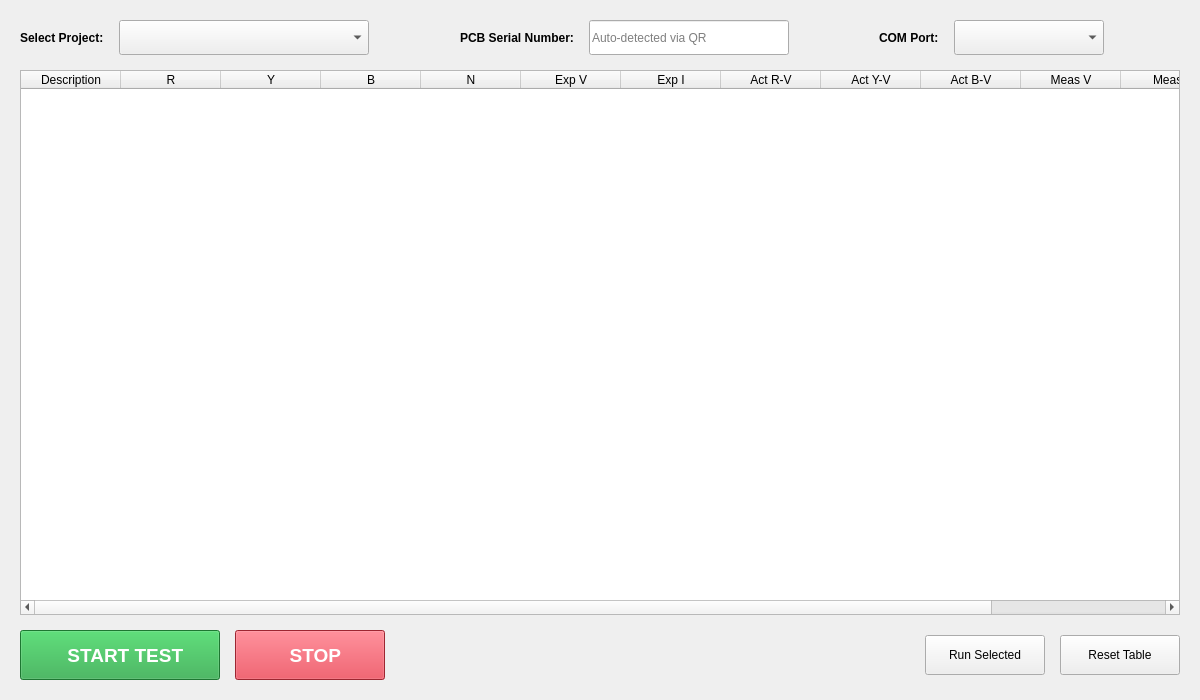
SuryaPrasathB/Comminent-PCB-Tester, file new_ui/forms/execution.ui: the form before one commit.
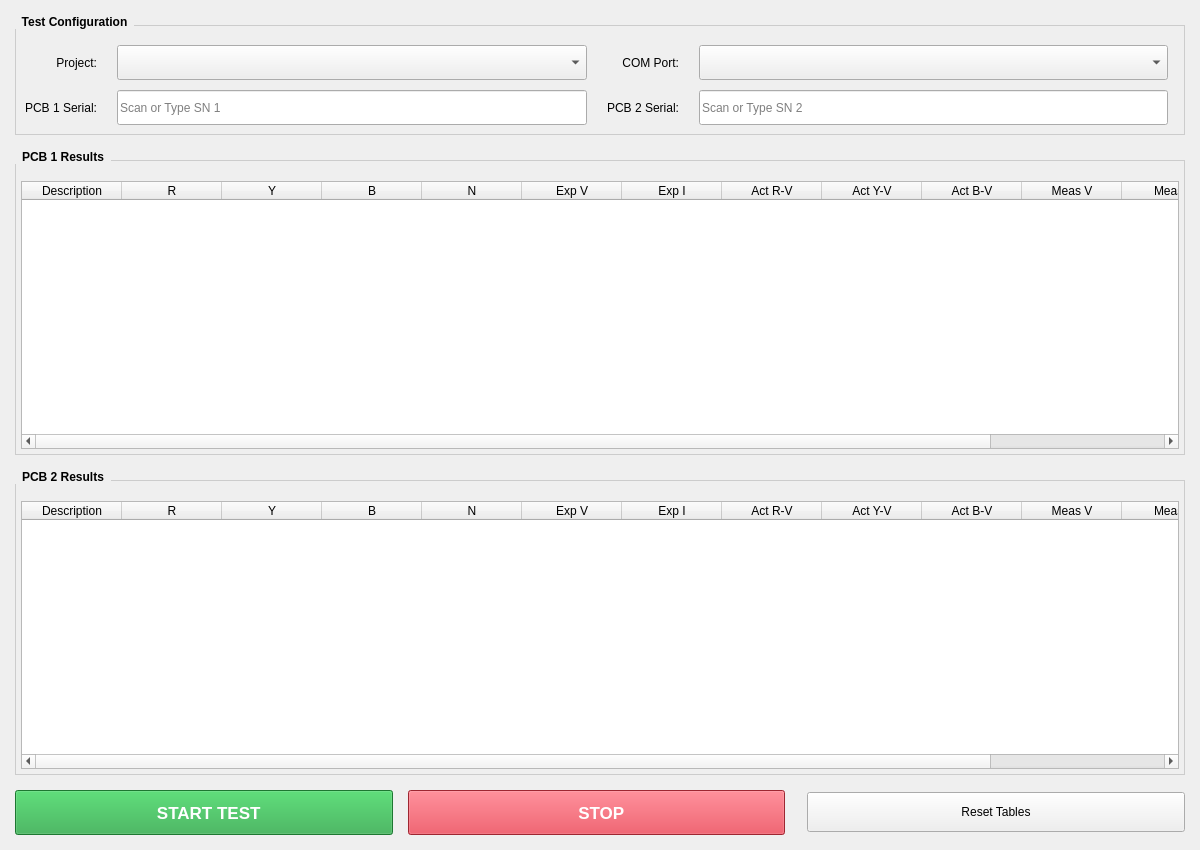
The form after the commit.

Commit message: Refactor Execution View for Dual-PCB Testing

```diff
--- a/new_ui/forms/execution.ui
+++ b/new_ui/forms/execution.ui
@@ -7,45 +7,55 @@
     <x>0</x>
     <y>0</y>
     <width>1200</width>
-    <height>700</height>
+    <height>850</height>
    </rect>
   </property>
   <layout class="QVBoxLayout" name="mainLayout">
    <property name="leftMargin">
-    <number>20</number>
+    <number>15</number>
    </property>
    <property name="topMargin">
-    <number>20</number>
+    <number>15</number>
    </property>
    <property name="rightMargin">
-    <number>20</number>
+    <number>15</number>
    </property>
    <property name="bottomMargin">
+    <number>15</number>
+   </property>
+   <property name="spacing">
+    <number>15</number>
+   </property>
+
+   <!-- CONTROLS SECTION -->
+   <item>
+    <widget class="QGroupBox" name="groupBox_controls">
+     <property name="title">
+      <string>Test Configuration</string>
+     </property>
+     <property name="styleSheet">
+      <string notr="true">QGroupBox { font-weight: bold; border: 1px solid #ccc; margin-top: 10px; padding-top: 10px; } QGroupBox::title { subcontrol-origin: margin; subcontrol-position: top left; padding: 0 5px; }</string>
+     </property>
+     <layout class="QGridLayout" name="gridLayout_controls">
+      <property name="horizontalSpacing">
     <number>20</number>
    </property>
-   <property name="spacing">
-    <number>15</number>
+      <property name="verticalSpacing">
+       <number>10</number>
    </property>
 
-   <!-- TOP SECTION: Single Row -->
-   <item>
-    <layout class="QHBoxLayout" name="topLayout">
-     <property name="spacing">
-      <number>15</number>
-     </property>
-
-     <!-- Group 1: Project -->
-     <item>
+      <!-- Row 0: Project & COM -->
+      <item row="0" column="0">
         <widget class="QLabel" name="label_project">
             <property name="text">
-                <string>Select Project:</string>
-            </property>
-            <property name="styleSheet">
-                <string notr="true">font-weight: bold;</string>
+         <string>Project:</string>
+        </property>
+        <property name="alignment">
+         <set>Qt::AlignRight|Qt::AlignTrailing|Qt::AlignVCenter</set>
             </property>
         </widget>
      </item>
-     <item>
+      <item row="0" column="1">
         <widget class="QComboBox" name="comboBox_projects">
             <property name="minimumSize">
                 <size>
@@ -56,74 +66,17 @@
         </widget>
      </item>
 
-     <item>
-      <spacer name="horizontalSpacer_1">
-       <property name="orientation">
-        <enum>Qt::Horizontal</enum>
-       </property>
-       <property name="sizeHint" stdset="0">
-        <size>
-         <width>20</width>
-         <height>20</height>
-        </size>
-       </property>
-      </spacer>
-     </item>
-
-     <!-- Group 2: Serial -->
-     <item>
-        <widget class="QLabel" name="label_serial">
-            <property name="text">
-                <string>PCB Serial Number:</string>
-            </property>
-            <property name="styleSheet">
-                <string notr="true">font-weight: bold;</string>
-            </property>
-        </widget>
-     </item>
-     <item>
-        <widget class="QLineEdit" name="lineEdit_pcbSerial">
-            <property name="minimumSize">
-                <size>
-                    <width>200</width>
-                    <height>35</height>
-                </size>
-            </property>
-            <property name="readOnly">
-                <bool>true</bool>
-            </property>
-            <property name="placeholderText">
-                <string>Auto-detected via QR</string>
-            </property>
-        </widget>
-     </item>
-
-     <item>
-      <spacer name="horizontalSpacer_2">
-       <property name="orientation">
-        <enum>Qt::Horizontal</enum>
-       </property>
-       <property name="sizeHint" stdset="0">
-        <size>
-         <width>20</width>
-         <height>20</height>
-        </size>
-       </property>
-      </spacer>
-     </item>
-
-     <!-- Group 3: COM -->
-     <item>
+      <item row="0" column="2">
         <widget class="QLabel" name="label_com">
             <property name="text">
                 <string>COM Port:</string>
             </property>
-            <property name="styleSheet">
-                <string notr="true">font-weight: bold;</string>
+        <property name="alignment">
+         <set>Qt::AlignRight|Qt::AlignTrailing|Qt::AlignVCenter</set>
             </property>
         </widget>
      </item>
-     <item>
+      <item row="0" column="3">
         <widget class="QComboBox" name="comboBox_comPort">
             <property name="minimumSize">
                 <size>
@@ -133,34 +86,94 @@
             </property>
         </widget>
      </item>
-
-     <item>
-      <spacer name="horizontalSpacer_end">
-       <property name="orientation">
-        <enum>Qt::Horizontal</enum>
-       </property>
-       <property name="sizeHint" stdset="0">
-        <size>
-         <width>40</width>
-         <height>20</height>
-        </size>
-       </property>
+      
+      <item row="0" column="4">
+        <spacer name="hSpacer_0">
+         <property name="orientation"><enum>Qt::Horizontal</enum></property>
       </spacer>
      </item>
 
-    </layout>
+      <!-- Row 1: Serials -->
+      <item row="1" column="0">
+       <widget class="QLabel" name="label_sn1">
+        <property name="text">
+         <string>PCB 1 Serial:</string>
+        </property>
+        <property name="alignment">
+         <set>Qt::AlignRight|Qt::AlignTrailing|Qt::AlignVCenter</set>
+        </property>
+       </widget>
+      </item>
+      <item row="1" column="1">
+       <widget class="QLineEdit" name="lineEdit_pcbSerial_1">
+        <property name="placeholderText">
+         <string>Scan or Type SN 1</string>
+        </property>
+        <property name="minimumSize">
+         <size>
+          <width>200</width>
+          <height>35</height>
+         </size>
+        </property>
+       </widget>
+      </item>
+
+      <item row="1" column="2">
+       <widget class="QLabel" name="label_sn2">
+        <property name="text">
+         <string>PCB 2 Serial:</string>
+        </property>
+        <property name="alignment">
+         <set>Qt::AlignRight|Qt::AlignTrailing|Qt::AlignVCenter</set>
+        </property>
+       </widget>
+      </item>
+      <item row="1" column="3">
+       <widget class="QLineEdit" name="lineEdit_pcbSerial_2">
+        <property name="placeholderText">
+         <string>Scan or Type SN 2</string>
+        </property>
+        <property name="minimumSize">
+         <size>
+          <width>200</width>
+          <height>35</height>
+         </size>
+        </property>
+       </widget>
+      </item>
+
+     </layout>
+    </widget>
    </item>
 
-   <!-- MIDDLE SECTION: Table -->
+   <!-- RESULTS 1 -->
    <item>
-    <widget class="QTableWidget" name="tableWidget_results">
+    <widget class="QGroupBox" name="groupBox_results_1">
+     <property name="title">
+      <string>PCB 1 Results</string>
+     </property>
+     <property name="styleSheet">
+      <string notr="true">QGroupBox { font-weight: bold; border: 1px solid #ccc; margin-top: 10px; } QGroupBox::title { subcontrol-origin: margin; subcontrol-position: top left; padding: 0 5px; }</string>
+     </property>
+     <property name="sizePolicy">
+      <sizepolicy hsizetype="Preferred" vsizetype="Expanding">
+       <horstretch>0</horstretch>
+       <verstretch>1</verstretch>
+      </sizepolicy>
+     </property>
+     <layout class="QVBoxLayout" name="layout_res1">
+      <property name="leftMargin"><number>5</number></property>
+      <property name="topMargin"><number>20</number></property>
+      <property name="rightMargin"><number>5</number></property>
+      <property name="bottomMargin"><number>5</number></property>
+      <item>
+       <widget class="QTableWidget" name="tableWidget_results_1">
      <property name="columnCount">
       <number>13</number>
      </property>
      <attribute name="horizontalHeaderStretchLastSection">
       <bool>true</bool>
      </attribute>
-     <!-- Columns preserved from original -->
      <column><property name="text"><string>Description</string></property></column>
      <column><property name="text"><string>R</string></property></column>
      <column><property name="text"><string>Y</string></property></column>
@@ -176,90 +189,113 @@
      <column><property name="text"><string>Result</string></property></column>
     </widget>
    </item>
+     </layout>
+    </widget>
+   </item>
 
-   <!-- BOTTOM SECTION: Buttons -->
+   <!-- RESULTS 2 -->
    <item>
-    <layout class="QHBoxLayout" name="bottomLayout">
-     <property name="spacing">
-      <number>15</number>
+    <widget class="QGroupBox" name="groupBox_results_2">
+     <property name="title">
+      <string>PCB 2 Results</string>
      </property>
+     <property name="styleSheet">
+      <string notr="true">QGroupBox { font-weight: bold; border: 1px solid #ccc; margin-top: 10px; } QGroupBox::title { subcontrol-origin: margin; subcontrol-position: top left; padding: 0 5px; }</string>
+     </property>
+     <property name="sizePolicy">
+      <sizepolicy hsizetype="Preferred" vsizetype="Expanding">
+       <horstretch>0</horstretch>
+       <verstretch>1</verstretch>
+      </sizepolicy>
+     </property>
+     <layout class="QVBoxLayout" name="layout_res2">
+      <property name="leftMargin"><number>5</number></property>
+      <property name="topMargin"><number>20</number></property>
+      <property name="rightMargin"><number>5</number></property>
+      <property name="bottomMargin"><number>5</number></property>
+      <item>
+       <widget class="QTableWidget" name="tableWidget_results_2">
+        <property name="columnCount">
+         <number>13</number>
+        </property>
+        <attribute name="horizontalHeaderStretchLastSection">
+         <bool>true</bool>
+        </attribute>
+        <column><property name="text"><string>Description</string></property></column>
+        <column><property name="text"><string>R</string></property></column>
+        <column><property name="text"><string>Y</string></property></column>
+        <column><property name="text"><string>B</string></property></column>
+        <column><property name="text"><string>N</string></property></column>
+        <column><property name="text"><string>Exp V</string></property></column>
+        <column><property name="text"><string>Exp I</string></property></column>
+        <column><property name="text"><string>Act R-V</string></property></column>
+        <column><property name="text"><string>Act Y-V</string></property></column>
+        <column><property name="text"><string>Act B-V</string></property></column>
+        <column><property name="text"><string>Meas V</string></property></column>
+        <column><property name="text"><string>Meas I</string></property></column>
+        <column><property name="text"><string>Result</string></property></column>
+       </widget>
+      </item>
+     </layout>
+    </widget>
+   </item>
 
+   <!-- BOTTOM BUTTONS -->
+   <item>
+    <layout class="QHBoxLayout" name="horizontalLayout_buttons">
      <item>
       <widget class="QPushButton" name="pushButton_start">
-       <property name="minimumSize">
-        <size>
-         <width>200</width>
-         <height>50</height>
-        </size>
-       </property>
-       <property name="styleSheet">
-        <string notr="true">background-color: #28a745; color: white; font-size: 14pt; font-weight: bold;</string>
-       </property>
        <property name="text">
         <string>  START TEST</string>
        </property>
+       <property name="minimumSize">
+        <size>
+         <width>160</width>
+         <height>45</height>
+        </size>
+       </property>
+       <property name="styleSheet">
+        <string notr="true">background-color: #28a745; color: white; font-weight: bold; font-size: 13pt;</string>
+       </property>
       </widget>
      </item>
      <item>
       <widget class="QPushButton" name="pushButton_stop">
-       <property name="minimumSize">
-        <size>
-         <width>150</width>
-         <height>50</height>
-        </size>
-       </property>
-       <property name="styleSheet">
-        <string notr="true">background-color: #dc3545; color: white; font-weight: bold; font-size: 14pt;</string>
-       </property>
        <property name="text">
         <string>  STOP</string>
        </property>
-      </widget>
-     </item>
-
-     <item>
-      <spacer name="horizontalSpacer_bottom">
-       <property name="orientation">
-        <enum>Qt::Horizontal</enum>
-       </property>
-       <property name="sizeHint" stdset="0">
-        <size>
-         <width>40</width>
-         <height>20</height>
-        </size>
-       </property>
-      </spacer>
-     </item>
-
-     <item>
-        <widget class="QPushButton" name="pushButton_runOne">
-            <property name="text">
-                <string>Run Selected</string>
-            </property>
              <property name="minimumSize">
               <size>
-               <width>120</width>
-               <height>40</height>
-              </size>
-             </property>
+         <width>130</width>
+         <height>45</height>
+        </size>
+       </property>
+       <property name="styleSheet">
+        <string notr="true">background-color: #dc3545; color: white; font-weight: bold; font-size: 13pt;</string>
+       </property>
         </widget>
      </item>
+     <item>
+      <spacer name="hSpacer_btns">
+       <property name="orientation"><enum>Qt::Horizontal</enum></property>
+      </spacer>
+     </item>
      <item>
         <widget class="QPushButton" name="pushButton_reset">
             <property name="text">
-                <string>Reset Table</string>
+        <string>Reset Tables</string>
             </property>
              <property name="minimumSize">
               <size>
-               <width>120</width>
+         <width>130</width>
                <height>40</height>
               </size>
              </property>
         </widget>
      </item>
-
     </layout>
    </item>
+
   </layout>
  </widget>
  <resources/>
```
Lines whose indentation alone changed are shown as unchanged. The commit also changes 1 other file.
